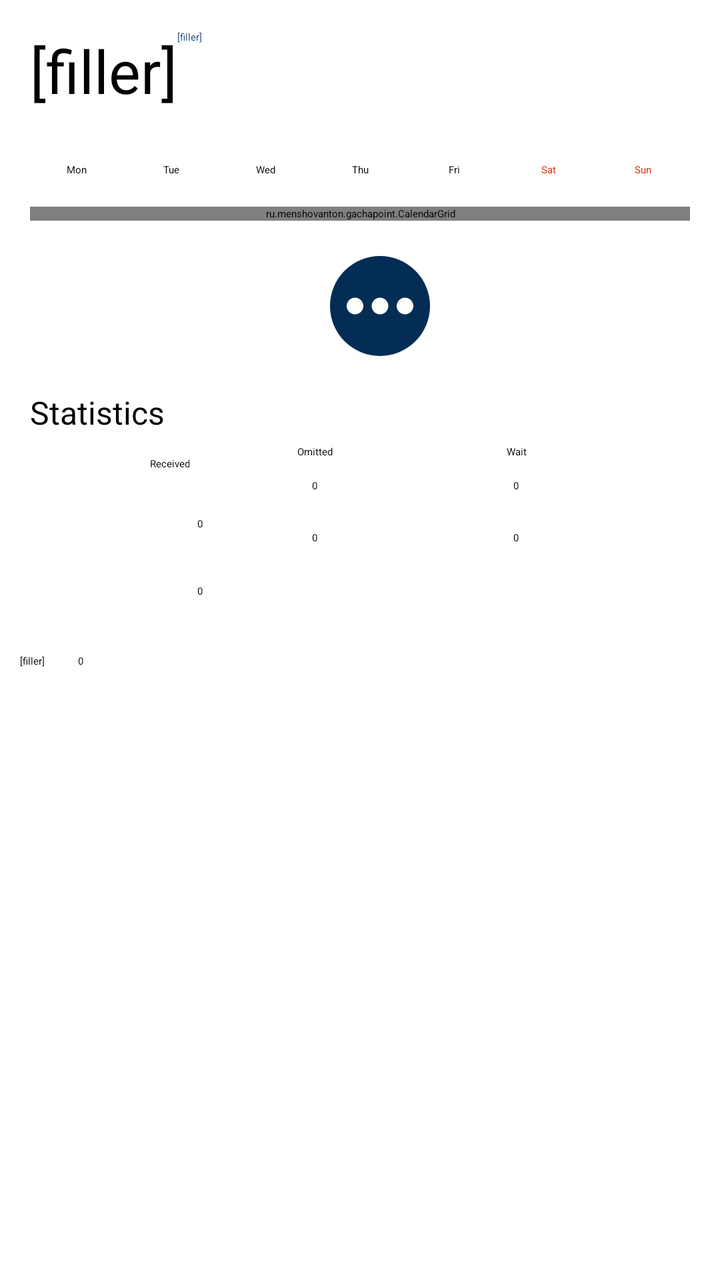
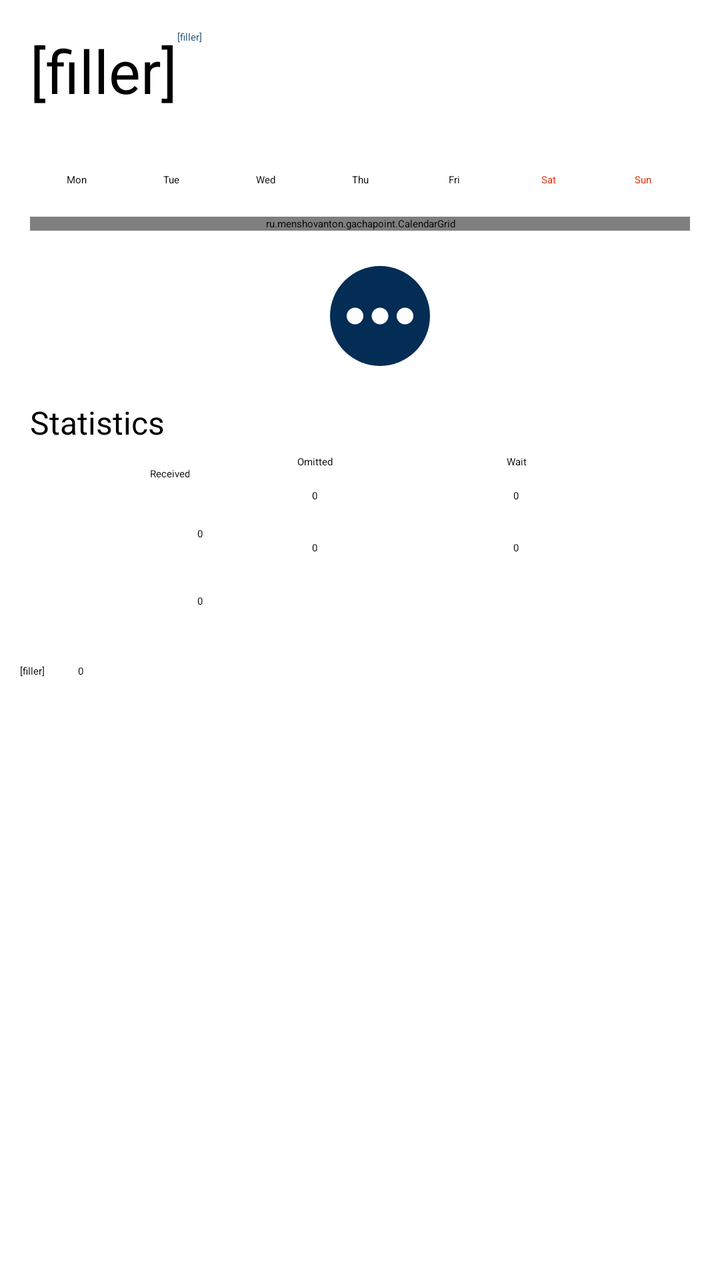

The first picture is an Android layout as it rendered before a commit; the second is the same layout after the commit. The layout source and the unified diff follow.
<!-- AndroidManifest.xml: application theme Splash.Theme.Starting -->
<!-- res/layout/fragment_tracker.xml -->
<?xml version="1.0" encoding="utf-8"?>
<FrameLayout xmlns:android="http://schemas.android.com/apk/res/android"
    xmlns:tools="http://schemas.android.com/tools"
    android:layout_width="match_parent"
    android:layout_height="match_parent"
    android:id="@+id/fl_tracker"
    xmlns:app="http://schemas.android.com/apk/res-auto"
    tools:context=".fragments.TrackerFragment">


    <ScrollView
        android:layout_width="match_parent"
        android:layout_height="match_parent"
        tools:ignore="UselessParent">

        <androidx.constraintlayout.widget.ConstraintLayout
            android:id="@+id/constraint"
            android:layout_width="match_parent"
            android:layout_height="wrap_content">

            <TextView
                android:id="@+id/monthHeader"
                android:layout_width="wrap_content"
                android:layout_height="wrap_content"
                android:layout_marginStart="15dp"
                android:layout_marginTop="15dp"
                android:text="@string/filler"
                android:textSize="30sp"
                app:layout_constraintBottom_toBottomOf="parent"
                app:layout_constraintEnd_toEndOf="parent"
                app:layout_constraintHorizontal_bias="0.0"
                app:layout_constraintStart_toStartOf="parent"
                app:layout_constraintTop_toTopOf="parent"
                app:layout_constraintVertical_bias="0.0" />

            <Button
                android:id="@+id/checkButton"
                android:layout_width="140dp"
                android:layout_height="55dp"
                android:layout_marginStart="15dp"
                android:layout_marginTop="15dp"
                android:backgroundTint="@color/accent"
                android:backgroundTintMode="screen"
                android:text="@string/check_button_text"
                android:textColor="@color/white"
                android:textSize="16sp"
                app:layout_constraintBottom_toTopOf="@+id/stats"
                app:layout_constraintEnd_toEndOf="parent"
                app:layout_constraintHorizontal_bias="0.0"
                app:layout_constraintStart_toStartOf="parent"
                app:layout_constraintTop_toBottomOf="@+id/calendar"
                app:layout_constraintVertical_bias="0.0" />


            <TextView
                android:id="@+id/yearHeader"
                android:layout_width="wrap_content"
                android:layout_height="wrap_content"
                android:layout_marginTop="15dp"
                android:text="@string/filler"
                android:textColor="@color/check"
                app:layout_constraintBottom_toBottomOf="parent"
                app:layout_constraintStart_toEndOf="@+id/monthHeader"
                app:layout_constraintTop_toTopOf="parent"
                app:layout_constraintVertical_bias="0.0" />

            <androidx.constraintlayout.widget.ConstraintLayout
                android:id="@+id/calendar"
                android:layout_width="0dp"
                android:layout_height="wrap_content"
                android:layout_marginStart="15dp"
                android:layout_marginTop="5dp"
                android:layout_marginEnd="15dp"
                app:layout_constraintBottom_toBottomOf="@+id/checkButton"
                app:layout_constraintEnd_toEndOf="parent"
                app:layout_constraintHorizontal_bias="0.0"
                app:layout_constraintStart_toStartOf="parent"
                app:layout_constraintTop_toBottomOf="@+id/gameTypeChangerTracker"
                app:layout_constraintVertical_bias="0.0">

                <GridLayout
                    android:id="@+id/calendarHeader"
                    android:layout_width="match_parent"
                    android:layout_height="wrap_content"
                    android:columnCount="7"
                    app:layout_constraintBottom_toBottomOf="parent"
                    app:layout_constraintEnd_toEndOf="parent"
                    app:layout_constraintStart_toStartOf="parent"
                    app:layout_constraintTop_toTopOf="parent"
                    app:layout_constraintVertical_bias="0">

                    <TextView
                        android:id="@+id/tagMonday"
                        android:layout_width="0dp"
                        android:layout_height="wrap_content"
                        android:layout_column="0"
                        android:layout_columnWeight="1"
                        android:layout_gravity="fill_horizontal"
                        android:gravity="center"
                        android:text="@string/calendar_mon" />

                    <TextView
                        android:id="@+id/tagTuesday"
                        android:layout_width="0dp"
                        android:layout_height="wrap_content"
                        android:layout_column="1"
                        android:layout_columnWeight="1"
                        android:layout_gravity="fill_horizontal"
                        android:gravity="center"
                        android:text="@string/calendar_tue" />

                    <TextView
                        android:id="@+id/tagWednesday"
                        android:layout_width="0dp"
                        android:layout_height="wrap_content"
                        android:layout_column="2"
                        android:layout_columnWeight="1"
                        android:layout_gravity="fill_horizontal"
                        android:gravity="center"
                        android:text="@string/calendar_wed" />

                    <TextView
                        android:id="@+id/tagThursday"
                        android:layout_width="0dp"
                        android:layout_height="wrap_content"
                        android:layout_column="3"
                        android:layout_columnWeight="1"
                        android:layout_gravity="fill_horizontal"
                        android:gravity="center"
                        android:text="@string/calendar_th" />

                    <TextView
                        android:id="@+id/tagFriday"
                        android:layout_width="0dp"
                        android:layout_height="wrap_content"
                        android:layout_column="4"
                        android:layout_columnWeight="1"
                        android:layout_gravity="fill_horizontal"
                        android:gravity="center"
                        android:text="@string/calendar_fr" />

                    <TextView
                        android:id="@+id/tagSaturday"
                        android:layout_width="0dp"
                        android:layout_height="wrap_content"
                        android:layout_column="5"
                        android:layout_columnWeight="1"
                        android:layout_gravity="fill_horizontal"
                        android:gravity="center"
                        android:text="@string/calendar_sa"
                        android:textColor="#DD2C00" />

                    <TextView
                        android:id="@+id/tagSunday"
                        android:layout_width="0dp"
                        android:layout_height="wrap_content"
                        android:layout_column="6"
                        android:layout_columnWeight="1"
                        android:layout_gravity="fill_horizontal"
                        android:gravity="center"
                        android:text="@string/calendar_su"
                        android:textColor="#DD2C00" />

                </GridLayout>

                <ru.menshovanton.gachapoint.CalendarGrid
                    android:id="@+id/calendarGrid"
                    android:layout_width="match_parent"
                    android:layout_height="wrap_content"
                    android:layout_marginTop="15dp"
                    android:columnCount="7"
                    android:rowCount="6"
                    app:layout_constraintBottom_toBottomOf="parent"
                    app:layout_constraintEnd_toEndOf="parent"
                    app:layout_constraintStart_toStartOf="parent"
                    app:layout_constraintTop_toBottomOf="@+id/calendarHeader"
                    app:layout_constraintVertical_bias="0" />

            </androidx.constraintlayout.widget.ConstraintLayout>

            <androidx.recyclerview.widget.RecyclerView
                android:id="@+id/gameTypeChangerTracker"
                android:layout_width="match_parent"
                android:layout_height="wrap_content"
                android:layout_marginTop="5dp"
                android:orientation="horizontal"
                android:padding="8dp"
                android:paddingStart="16dp"
                android:paddingEnd="16dp"
                app:layout_constraintBottom_toTopOf="@+id/calendar"
                app:layout_constraintEnd_toEndOf="parent"
                app:layout_constraintHorizontal_bias="0.0"
                app:layout_constraintStart_toStartOf="parent"
                app:layout_constraintTop_toBottomOf="@+id/monthHeader"
                app:layout_constraintVertical_bias="0.0" />

            <ImageButton
                android:id="@+id/moreButton"
                android:layout_width="50dp"
                android:layout_height="50dp"
                android:layout_marginStart="10dp"
                android:background="@drawable/rounded_button"
                android:importantForAccessibility="no"
                android:src="@drawable/baseline_more_horiz_24"
                app:layout_constraintBottom_toBottomOf="@+id/checkButton"
                app:layout_constraintEnd_toEndOf="parent"
                app:layout_constraintHorizontal_bias="0.0"
                app:layout_constraintStart_toEndOf="@+id/checkButton"
                app:layout_constraintTop_toTopOf="@+id/checkButton"
                app:tint="@color/white"
                tools:ignore="SpeakableTextPresentCheck" />

            <androidx.constraintlayout.widget.ConstraintLayout
                android:id="@+id/stats"
                android:layout_width="0dp"
                android:layout_height="wrap_content"
                android:layout_marginTop="15dp"
                app:layout_constraintBottom_toBottomOf="parent"
                app:layout_constraintEnd_toEndOf="parent"
                app:layout_constraintHorizontal_bias="0.0"
                app:layout_constraintStart_toStartOf="parent"
                app:layout_constraintTop_toBottomOf="@id/checkButton"
                app:layout_constraintVertical_bias="0.0">

                <TextView
                    android:id="@+id/statisticsHeader"
                    android:layout_width="wrap_content"
                    android:layout_height="wrap_content"
                    android:layout_marginStart="15dp"
                    android:text="@string/stat_header"
                    android:textSize="16sp"
                    app:layout_constraintBottom_toBottomOf="parent"
                    app:layout_constraintEnd_toEndOf="parent"
                    app:layout_constraintHorizontal_bias="0.0"
                    app:layout_constraintStart_toStartOf="parent"
                    app:layout_constraintTop_toTopOf="parent"
                    app:layout_constraintVertical_bias="0.0" />

                <ImageView
                    android:id="@+id/gemIcon"
                    android:layout_width="40dp"
                    android:layout_height="40dp"
                    app:layout_constraintBottom_toBottomOf="parent"
                    app:layout_constraintEnd_toEndOf="parent"
                    app:layout_constraintHorizontal_bias="0.04"
                    app:layout_constraintStart_toStartOf="parent"
                    app:layout_constraintTop_toBottomOf="@+id/claimColumnHeader"
                    app:layout_constraintVertical_bias="0.0"
                    app:srcCompat="@drawable/primogem"
                    tools:ignore="ContentDescription" />

                <ImageView
                    android:id="@+id/wishIcon"
                    android:layout_width="40dp"
                    android:layout_height="40dp"
                    android:importantForAccessibility="no"
                    app:layout_constraintBottom_toBottomOf="parent"
                    app:layout_constraintEnd_toEndOf="parent"
                    app:layout_constraintHorizontal_bias="0.04"
                    app:layout_constraintStart_toStartOf="parent"
                    app:layout_constraintTop_toBottomOf="@+id/gemIcon"
                    app:layout_constraintVertical_bias="0.0"
                    app:srcCompat="@drawable/intertwined_fate"
                    tools:ignore="ImageContrastCheck" />

                <TextView
                    android:id="@+id/claimColumnHeader"
                    android:layout_width="wrap_content"
                    android:layout_height="20dp"
                    android:gravity="center"
                    android:text="@string/claim_column_header"
                    app:layout_constraintBottom_toBottomOf="parent"
                    app:layout_constraintEnd_toEndOf="parent"
                    app:layout_constraintHorizontal_bias="0.22"
                    app:layout_constraintStart_toStartOf="parent"
                    app:layout_constraintTop_toBottomOf="@+id/statisticsHeader"
                    app:layout_constraintVertical_bias="0.050000012"
                    tools:ignore="TextSizeCheck" />

                <TextView
                    android:id="@+id/missColumnHeader"
                    android:layout_width="90dp"
                    android:layout_height="wrap_content"
                    android:gravity="center"
                    android:text="@string/miss_column_header"
                    app:layout_constraintBottom_toBottomOf="parent"
                    app:layout_constraintEnd_toEndOf="parent"
                    app:layout_constraintHorizontal_bias="0.1"
                    app:layout_constraintStart_toEndOf="@+id/claimColumnHeader"
                    app:layout_constraintTop_toBottomOf="@+id/statisticsHeader"
                    app:layout_constraintVertical_bias="0.050000012"
                    tools:ignore="TextSizeCheck" />

                <TextView
                    android:id="@+id/cliamsGemsCounter"
                    android:layout_width="75dp"
                    android:layout_height="20dp"
                    android:layout_marginTop="10dp"
                    android:gravity="center"
                    android:text="@string/num_filler"
                    app:layout_constraintBottom_toBottomOf="parent"
                    app:layout_constraintEnd_toEndOf="parent"
                    app:layout_constraintHorizontal_bias="0.22"
                    app:layout_constraintStart_toStartOf="parent"
                    app:layout_constraintTop_toBottomOf="@+id/claimColumnHeader"
                    app:layout_constraintVertical_bias="0.0"
                    tools:ignore="TextSizeCheck" />

                <TextView
                    android:id="@+id/missGemsCounter"
                    android:layout_width="90dp"
                    android:layout_height="wrap_content"
                    android:layout_marginTop="10dp"
                    android:gravity="center"
                    android:text="@string/num_filler"
                    app:layout_constraintBottom_toBottomOf="parent"
                    app:layout_constraintEnd_toEndOf="parent"
                    app:layout_constraintHorizontal_bias="0.1"
                    app:layout_constraintStart_toEndOf="@+id/claimColumnHeader"
                    app:layout_constraintTop_toBottomOf="@+id/missColumnHeader"
                    app:layout_constraintVertical_bias="0.0" />

                <TextView
                    android:id="@+id/claimWishesCounter"
                    android:layout_width="75dp"
                    android:layout_height="wrap_content"
                    android:layout_marginTop="20dp"
                    android:gravity="center"
                    android:text="@string/num_filler"
                    app:layout_constraintBottom_toBottomOf="parent"
                    app:layout_constraintEnd_toEndOf="parent"
                    app:layout_constraintHorizontal_bias="0.22"
                    app:layout_constraintStart_toStartOf="parent"
                    app:layout_constraintTop_toBottomOf="@+id/cliamsGemsCounter"
                    app:layout_constraintVertical_bias="0.0" />

                <TextView
                    android:id="@+id/missWishesCounter"
                    android:layout_width="90dp"
                    android:layout_height="wrap_content"
                    android:layout_marginTop="19dp"
                    android:gravity="center"
                    android:text="@string/num_filler"
                    app:layout_constraintBottom_toBottomOf="parent"
                    app:layout_constraintEnd_toEndOf="parent"
                    app:layout_constraintHorizontal_bias="0.1"
                    app:layout_constraintStart_toEndOf="@+id/claimColumnHeader"
                    app:layout_constraintTop_toBottomOf="@+id/missGemsCounter"
                    app:layout_constraintVertical_bias="0.0" />

                <TextView
                    android:id="@+id/laterColumnHeader"
                    android:layout_width="80dp"
                    android:layout_height="wrap_content"
                    android:gravity="center"
                    android:text="@string/later_column_header"
                    app:layout_constraintBottom_toBottomOf="parent"
                    app:layout_constraintEnd_toEndOf="parent"
                    app:layout_constraintHorizontal_bias="0.2"
                    app:layout_constraintStart_toEndOf="@+id/missColumnHeader"
                    app:layout_constraintTop_toBottomOf="@+id/statisticsHeader"
                    app:layout_constraintVertical_bias="0.050000012"
                    tools:ignore="TextSizeCheck" />

                <TextView
                    android:id="@+id/laterGemsCounter"
                    android:layout_width="80dp"
                    android:layout_height="wrap_content"
                    android:layout_marginTop="10dp"
                    android:gravity="center"
                    android:text="@string/num_filler"
                    app:layout_constraintBottom_toBottomOf="parent"
                    app:layout_constraintEnd_toEndOf="parent"
                    app:layout_constraintHorizontal_bias="0.2"
                    app:layout_constraintStart_toEndOf="@+id/missColumnHeader"
                    app:layout_constraintTop_toBottomOf="@+id/laterColumnHeader"
                    app:layout_constraintVertical_bias="0.0" />

                <TextView
                    android:id="@+id/laterWishesCounter"
                    android:layout_width="80dp"
                    android:layout_height="wrap_content"
                    android:layout_marginTop="19dp"
                    android:gravity="center"
                    android:text="@string/num_filler"
                    app:layout_constraintBottom_toBottomOf="parent"
                    app:layout_constraintEnd_toEndOf="parent"
                    app:layout_constraintHorizontal_bias="0.2"
                    app:layout_constraintStart_toEndOf="@+id/missColumnHeader"
                    app:layout_constraintTop_toBottomOf="@+id/laterGemsCounter"
                    app:layout_constraintVertical_bias="0.0" />

                <TextView
                    android:id="@+id/subsCountHeader"
                    android:layout_width="wrap_content"
                    android:layout_height="wrap_content"
                    android:layout_marginStart="10dp"
                    android:layout_marginTop="5dp"
                    android:text="@string/filler"
                    app:layout_constraintBottom_toBottomOf="parent"
                    app:layout_constraintEnd_toEndOf="parent"
                    app:layout_constraintHorizontal_bias="0.0"
                    app:layout_constraintStart_toStartOf="parent"
                    app:layout_constraintTop_toBottomOf="@+id/wishIcon"
                    app:layout_constraintVertical_bias="0.100000024" />

                <TextView
                    android:id="@+id/subsCount"
                    android:layout_width="wrap_content"
                    android:layout_height="wrap_content"
                    android:layout_marginTop="5dp"
                    android:text="@string/num_filler"
                    app:layout_constraintBottom_toBottomOf="parent"
                    app:layout_constraintEnd_toEndOf="parent"
                    app:layout_constraintHorizontal_bias="0.05"
                    app:layout_constraintStart_toEndOf="@+id/subsCountHeader"
                    app:layout_constraintTop_toBottomOf="@+id/wishIcon"
                    app:layout_constraintVertical_bias="0.097" />

            </androidx.constraintlayout.widget.ConstraintLayout>

        </androidx.constraintlayout.widget.ConstraintLayout>
    </ScrollView>

</FrameLayout>
<!-- resources referenced by this layout -->
<resources>
  <color name="accent">#032D54</color>
  <color name="check">#27517E</color>
  <color name="white">#FFFFFFFF</color>
  <!-- drawable baseline_more_horiz_24 (drawable) -->
  <vector xmlns:android="http://schemas.android.com/apk/res/android" android:height="24dp" android:tint="#FFFFFF" android:viewportHeight="24" android:viewportWidth="24" android:width="24dp">
        
      <path android:fillColor="@android:color/white" android:pathData="M6,10c-1.1,0 -2,0.9 -2,2s0.9,2 2,2 2,-0.9 2,-2 -0.9,-2 -2,-2zM18,10c-1.1,0 -2,0.9 -2,2s0.9,2 2,2 2,-0.9 2,-2 -0.9,-2 -2,-2zM12,10c-1.1,0 -2,0.9 -2,2s0.9,2 2,2 2,-0.9 2,-2 -0.9,-2 -2,-2z"/>
      
  </vector>
  <!-- drawable rounded_button (drawable) -->
  <?xml version="1.0" encoding="utf-8"?>
  <shape xmlns:android="http://schemas.android.com/apk/res/android"
         android:shape="rectangle">
      <solid android:color="@color/accent"/> 
      <corners android:radius="100dp"/> 
  </shape>
  <string name="calendar_fr">Fri</string>
  <string name="calendar_mon">Mon</string>
  <string name="calendar_sa">Sat</string>
  <string name="calendar_su">Sun</string>
  <string name="calendar_th">Thu</string>
  <string name="calendar_tue">Tue</string>
  <string name="calendar_wed">Wed</string>
  <string name="check_button_text">Mark</string>
  <string name="claim_column_header">Received</string>
  <string name="filler" translatable="false">[filler]</string>
  <string name="later_column_header">Wait</string>
  <string name="miss_column_header">Omitted</string>
  <string name="num_filler" translatable="false">0</string>
  <string name="stat_header">Statistics</string>
  <style name="Splash.Theme.Starting" parent="Theme.SplashScreen">
          <item name="windowSplashScreenBackground">@color/white</item>
          <item name="windowSplashScreenAnimatedIcon">@mipmap/ic_launcher</item>
          <item name="postSplashScreenTheme">@style/Base.Theme.GachaPoint</item>
      </style>
  <color name="black">#FF000000</color>
  <!-- drawable bottom_navigation_selector (drawable) -->
  <?xml version="1.0" encoding="utf-8"?>
  <selector xmlns:android="http://schemas.android.com/apk/res/android">
      <item android:state_checked="true" android:color="@color/white" />
      <item android:color="@color/dark_grey" />
  </selector>
  <style name="Navigation.GachaPoint.BottomNavBar" parent="Widget.MaterialComponents.BottomNavigationView">
          <item name="backgroundTint">@color/white</item>
      </style>
  <style name="ProgressBar.GachaPoint.ProgressBar" parent="Widget.AppCompat.ProgressBar.Horizontal">
          <item name="android:progressTint">@color/accent</item>
          <item name="android:progressBackgroundTint">@color/white</item>
          <item name="android:minHeight">10dp</item>
      </style>
  <style name="CalendarMenu.GachaPoint.MenuSheet" parent="Theme.Design.Light.BottomSheetDialog">
          <item name="android:textColor">@color/black</item>
      </style>
  <color name="light_grey">#BCBCBC</color>
  <color name="dark_grey">#161616</color>
  <style name="Typography.GachaPoint.TimePicker" parent="TextAppearance.Material3.LabelLarge">
          <item name="fontFamily">@font/genshin_font</item>
          <item name="android:fontFamily">@font/genshin_font</item>
      </style>
  <style name="TimePickerClock.GachaPoint.Clock" parent="Widget.Material3.MaterialTimePicker.Clock">
          <item name="clockNumberTextColor">@color/white</item>
      </style>
</resources>

<!-- the commit's change to res/layout/fragment_tracker.xml (unified diff, before → after) -->
@@ -69,7 +69,7 @@
                 android:layout_width="0dp"
                 android:layout_height="wrap_content"
                 android:layout_marginStart="15dp"
-                android:layout_marginTop="5dp"
+                android:layout_marginTop="10dp"
                 android:layout_marginEnd="15dp"
                 app:layout_constraintBottom_toBottomOf="@+id/checkButton"
                 app:layout_constraintEnd_toEndOf="parent"
